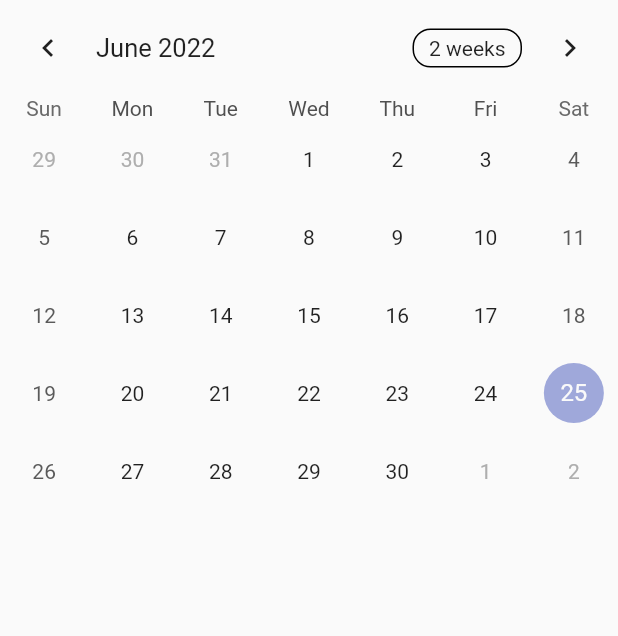
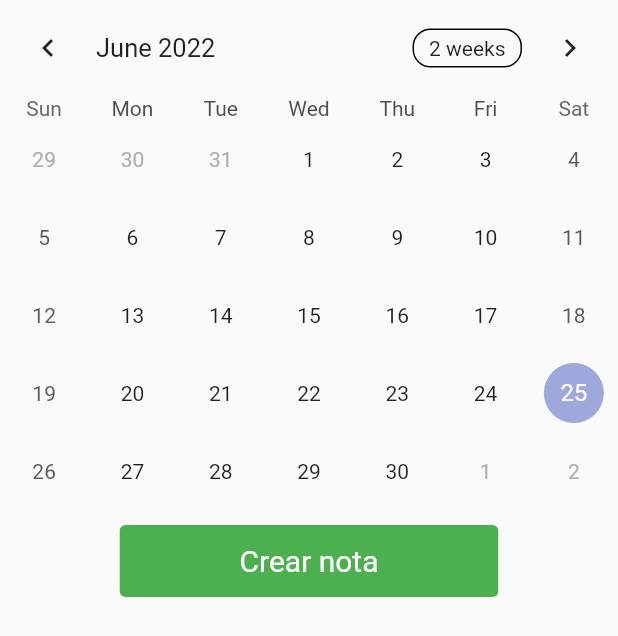
Before and after one commit to MarcosValdez/aplicativo-turismo, a Flutter app: the Calendar screen opened directly, on a phone screen of 412 x 824 dp. Shown: the top 636 px of the screen. Run offline on Flutter 3.47's test engine with Material 2 defaults, Android fonts, the light colour scheme and no system bars; drawn by our look-alikes of table_calendar; our stand-ins replace carousel_slider, cloud_firestore, firebase_auth, firebase_core, firebase_storage, fluttertoast and 2 more; accounts and stored records are empty; Roboto replaces fonts that are missing (Georgia).

Commit message:
feat: Add calendar modal

```diff
--- a/lib/main.dart
+++ b/lib/main.dart
@@ -43,12 +43,9 @@ class _MyAppState extends State<MyApp> {
               primary: ColorConstants.primaryColor,
               secondary: ColorConstants.secondaryColor),
           fontFamily: 'Georgia',
-
           textTheme: const TextTheme(
               titleLarge: TextStyle(fontSize: 36, fontStyle: FontStyle.italic),
-              bodySmall : TextStyle(fontSize: 16, fontWeight: FontWeight.bold)
-          )
-      ),
+              bodySmall: TextStyle(fontSize: 16, fontWeight: FontWeight.bold))),
       debugShowCheckedModeBanner: false,
       home: Scaffold(
         appBar: AppBar(
--- a/lib/screens/Calendar/calendar.dart
+++ b/lib/screens/Calendar/calendar.dart
@@ -1,5 +1,7 @@
 import 'package:flutter/material.dart';
+import 'package:modal_bottom_sheet/modal_bottom_sheet.dart';
 import 'package:table_calendar/table_calendar.dart';
+import 'package:aplicativo_turismo/screens/Calendar/calendar_modal.dart';
 
 class Calendar extends StatefulWidget {
   @override
@@ -14,10 +16,10 @@ class _CalendarState extends State<Calendar> {
   @override
   Widget build(BuildContext context) {
     return Scaffold(
-      /*appBar: AppBar(
-        title: const Text('Calendario'),
-      ),*/
-      body: TableCalendar(
+      body: Container(
+        child: Column(
+          children: [
+            TableCalendar(
               firstDay: DateTime(1999),
               lastDay: DateTime(2050),
               focusedDay: _focusedDay,
@@ -44,6 +46,41 @@ class _CalendarState extends State<Calendar> {
                 _focusedDay = focusedDay;
               },
             ),
+            Padding(
+              padding: const EdgeInsets.symmetric(vertical: 10, horizontal: 0),
+              child: ClipRRect(
+                borderRadius: BorderRadius.circular(4),
+                child: Stack(
+                  children: <Widget>[
+                    Positioned.fill(
+                      child: Container(
+                        decoration: BoxDecoration(color: Colors.green),
+                      ),
+                    ),
+                    TextButton(
+                      style: TextButton.styleFrom(
+                        padding: const EdgeInsets.symmetric(
+                            vertical: 12, horizontal: 80),
+                        primary: Colors.white,
+                        textStyle: const TextStyle(fontSize: 20),
+                      ),
+                      onPressed: () {
+                        showMaterialModalBottomSheet(
+                          expand: false,
+                          context: context,
+                          backgroundColor: Colors.transparent,
+                          builder: (context) => ModalFit(),
+                        );
+                      },
+                      child: const Text('Crear nota'),
+                    ),
+                  ],
+                ),
+              ),
+            ),
+          ],
+        ),
+      ),
     );
   }
 }
--- a/pubspec.yaml
+++ b/pubspec.yaml
@@ -44,6 +44,7 @@ dependencies:
   firebase_storage: ^10.2.9
   uuid: ^3.0.6
   http:
+  modal_bottom_sheet: ^2.1.0
 
 dev_dependencies:
   flutter_test:
```
Also changed, not shown: lib/screens/Calendar/calendar_modal.dart (+18 -37 lines), pubspec.lock. Lines whose indentation alone changed are shown as unchanged.
